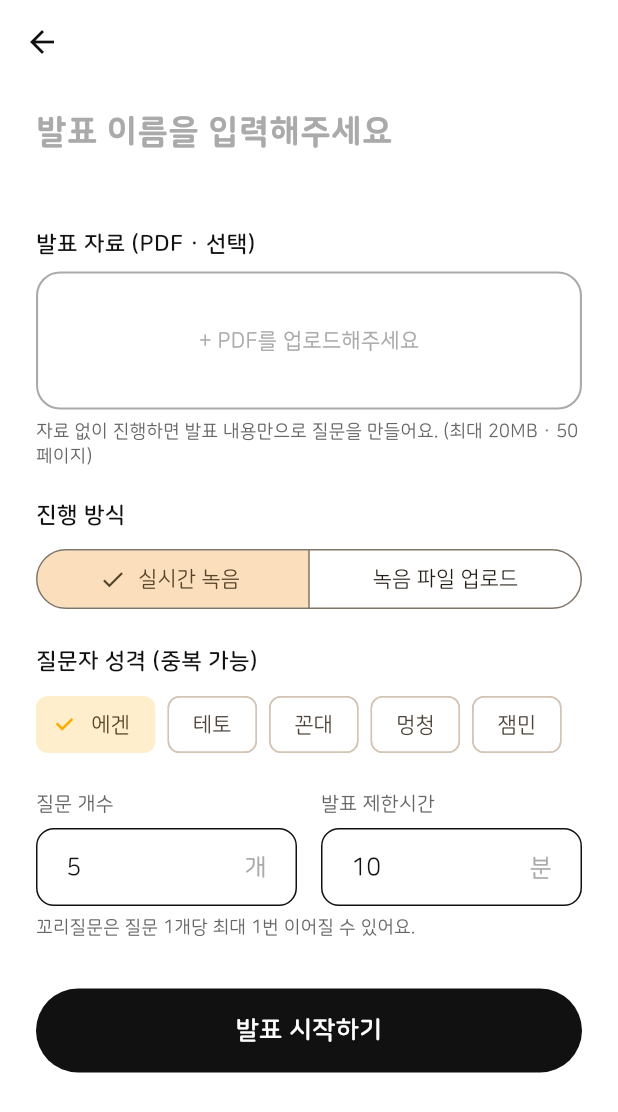
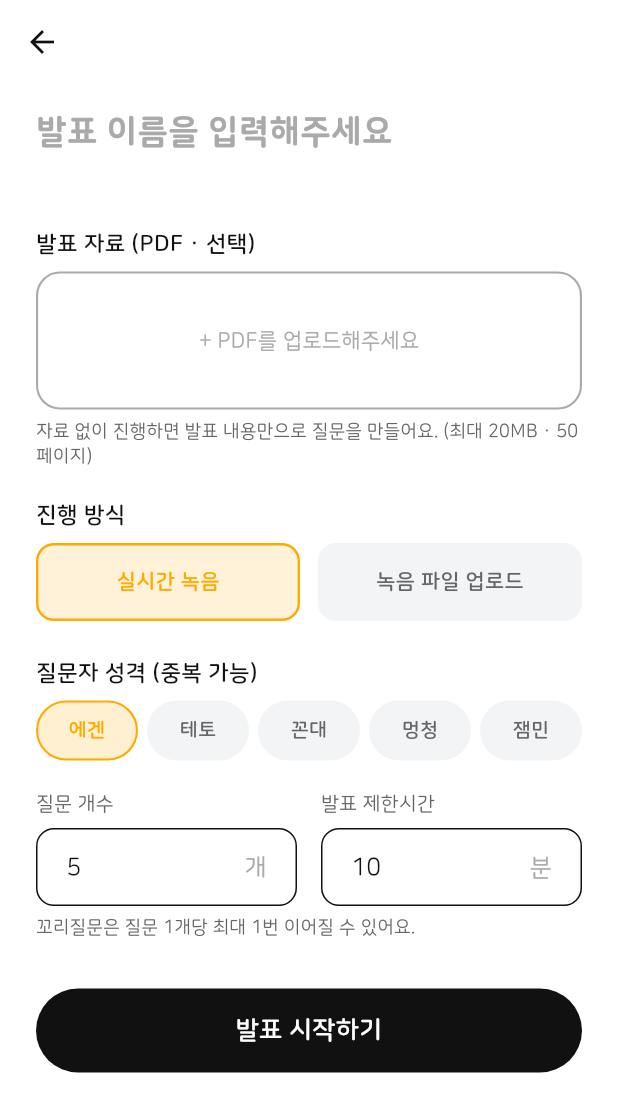
Before and after one commit to madcamp-official/26s-w2-c1-02, a Flutter app: the CreateSessionPage screen opened directly with empty values, after a tap on "실시간 녹음", on a phone screen of 412 x 824 dp. Shown: the top 1112 px of the screen. Run offline on Flutter 3.47's test engine with Material 3 defaults, Android fonts, the phone set to English and light mode, and no system bars; our stand-ins replace file_picker, go_router; missing offline and left inert: record; accounts and stored records are empty.

Commit message:
fix : 발표생성 화면 UI 수정 -  진행방식 버튼 분리 및 질문자 페르소나 선택버튼 애니메이션 제거

```diff
--- a/frontend/lib/features/session/create_session_page.dart
+++ b/frontend/lib/features/session/create_session_page.dart
@@ -12,11 +12,12 @@ import '../../data/repositories/session_repository.dart';
 import '../../state/session_controller.dart';
 import '../../state/team_controller.dart';
 import '../common/app_back_button.dart';
+import '../common/fade_slide_in.dart';
 import '../common/responsive_page.dart';
 
 /// 발표 만들기 (와이어프레임 d1) — spec §4.1 세션 생성.
-/// 페르소나 다중 선택(5종) · 질문 수 · 제한시간 · 진행 방식 ·
-/// 실제 PDF 업로드(20MB/50p 클라이언트 검증, spec §1.3).
+/// 진행 방식을 먼저 고르면 나머지 설정(질문자 성격·질문 개수·[제한시간])이
+/// fade-slide-in으로 나타난다. 실제 PDF 업로드(20MB/50p 검증, spec §1.3).
 class CreateSessionPage extends StatefulWidget {
   const CreateSessionPage({super.key, required this.teamId});
   final String teamId;
@@ -31,7 +32,9 @@ class _CreateSessionPageState extends State<CreateSessionPage> {
   final _durationController = TextEditingController(text: '10');
 
   final Set<QuestionerPersona> _personas = {QuestionerPersona.egen};
-  SessionMode _mode = SessionMode.realtime;
+
+  /// 초기에는 진행 방식 미선택 → 선택해야 나머지 설정이 나타남.
+  SessionMode? _mode;
   PlatformFile? _pdf; // 선택된 발표 자료 (bytes 포함)
   bool _submitting = false;
 
@@ -65,13 +68,21 @@ class _CreateSessionPageState extends State<CreateSessionPage> {
   }
 
   Future<void> _start() async {
+    final mode = _mode;
+    if (mode == null) return; // 버튼은 모드 선택 후에만 노출됨(방어)
+
     final name = _nameController.text.trim();
     if (name.isEmpty) return _snack('발표 이름을 입력해주세요');
     if (_personas.isEmpty) return _snack('질문자 성격을 1개 이상 선택해주세요');
     final count = int.tryParse(_countController.text) ?? 0;
-    final minutes = int.tryParse(_durationController.text) ?? 0;
     if (count < 1 || count > 20) return _snack('질문 개수는 1~20개예요');
-    if (minutes < 1) return _snack('발표 제한시간을 입력해주세요');
+
+    final rawMinutes = int.tryParse(_durationController.text) ?? 0;
+    if (mode == SessionMode.realtime && rawMinutes < 1) {
+      return _snack('발표 제한시간을 입력해주세요');
+    }
+    // 파일 업로드 모드는 제한시간이 무의미 → 유효 기본값으로 보정(모델/DB는 필수).
+    final minutes = rawMinutes < 1 ? 10 : rawMinutes;
 
     setState(() => _submitting = true);
     try {
@@ -82,7 +93,7 @@ class _CreateSessionPageState extends State<CreateSessionPage> {
               personas: _personas.toList(),
               questionCount: count,
               timeLimitMinutes: minutes,
-              mode: _mode,
+              mode: mode,
             ),
           );
 
@@ -97,7 +108,7 @@ class _CreateSessionPageState extends State<CreateSessionPage> {
         if (!mounted) return;
         context.pushReplacement('/sessions/${session.id}/material');
       } else if (mounted) {
-        final next = _mode == SessionMode.upload
+        final next = mode == SessionMode.upload
             ? '/sessions/${session.id}/upload-recording'
             : '/sessions/${session.id}/present';
         context.pushReplacement(next);
@@ -145,26 +156,251 @@ class _CreateSessionPageState extends State<CreateSessionPage> {
                       fontSize: 14, color: AppColors.textSecondary)),
               const SizedBox(height: 20),
 
-              // 발표 자료 (Step 2에서 실파일 선택으로 교체)
+              // 발표 자료 (선택)
               const Text('발표 자료 (PDF · 선택)',
                   style: TextStyle(fontSize: 15, fontWeight: FontWeight.w700)),
               const SizedBox(height: 8),
-              InkWell(
+              _PdfPicker(
+                pdf: _pdf,
+                onTap: _pickPdf,
+                onClear: () => setState(() => _pdf = null),
+              ),
+              const SizedBox(height: 6),
+              const Text('자료 없이 진행하면 발표 내용만으로 질문을 만들어요. (최대 20MB · 50페이지)',
+                  style:
+                      TextStyle(fontSize: 12, color: AppColors.textSecondary)),
+              const SizedBox(height: 20),
+
+              // 진행 방식 — 서로 떨어진 두 버튼, 초기 미선택
+              const Text('진행 방식',
+                  style: TextStyle(fontSize: 15, fontWeight: FontWeight.w700)),
+              const SizedBox(height: 8),
+              Row(
+                children: [
+                  Expanded(
+                    child: _ModeButton(
+                      label: '실시간 녹음',
+                      selected: _mode == SessionMode.realtime,
+                      onTap: () =>
+                          setState(() => _mode = SessionMode.realtime),
+                    ),
+                  ),
+                  const SizedBox(width: 12),
+                  Expanded(
+                    child: _ModeButton(
+                      label: '녹음 파일 업로드',
+                      selected: _mode == SessionMode.upload,
+                      onTap: () => setState(() => _mode = SessionMode.upload),
+                    ),
+                  ),
+                ],
+              ),
+
+              // 모드를 처음 선택할 때만 fade+slide로 등장.
+              // key를 주지 않아 모드를 바꿔도 FadeSlideIn은 재mount되지 않고
+              // (element 재사용) 자식만 다시 그려지므로 애니메이션이 재생되지 않는다.
+              if (_mode != null) FadeSlideIn(child: _buildSettings(_mode!)),
+            ],
+          ),
+        ),
+      ),
+    );
+  }
+
+  Widget _buildSettings(SessionMode mode) {
+    final isRealtime = mode == SessionMode.realtime;
+    return Column(
+      crossAxisAlignment: CrossAxisAlignment.start,
+      children: [
+        const SizedBox(height: 24),
+
+        // 질문자 성격 — 한 줄 고정, 체크표시 없음, 색만 변함
+        const Text('질문자 성격 (중복 가능)',
+            style: TextStyle(fontSize: 15, fontWeight: FontWeight.w700)),
+        const SizedBox(height: 8),
+        Row(
+          children: [
+            for (final p in QuestionerPersona.values) ...[
+              Expanded(
+                child: _PersonaChip(
+                  label: p.label,
+                  selected: _personas.contains(p),
+                  onTap: () => setState(() {
+                    _personas.contains(p)
+                        ? _personas.remove(p)
+                        : _personas.add(p);
+                  }),
+                ),
+              ),
+              if (p != QuestionerPersona.values.last)
+                const SizedBox(width: 6),
+            ],
+          ],
+        ),
+        const SizedBox(height: 20),
+
+        // 질문 개수 (+ 실시간 모드에서만 발표 제한시간)
+        if (isRealtime)
+          Row(
+            children: [
+              Expanded(
+                child: _NumberField(
+                    label: '질문 개수',
+                    controller: _countController,
+                    suffix: '개'),
+              ),
+              const SizedBox(width: 16),
+              Expanded(
+                child: _NumberField(
+                    label: '발표 제한시간',
+                    controller: _durationController,
+                    suffix: '분'),
+              ),
+            ],
+          )
+        else
+          Row(
+            children: [
+              Expanded(
+                child: _NumberField(
+                    label: '질문 개수',
+                    controller: _countController,
+                    suffix: '개'),
+              ),
+              const Spacer(),
+            ],
+          ),
+        const SizedBox(height: 6),
+        const Text('꼬리질문은 질문 1개당 최대 1번 이어질 수 있어요.',
+            style: TextStyle(fontSize: 12, color: AppColors.textSecondary)),
+        const SizedBox(height: 32),
+
+        SizedBox(
+          width: double.infinity,
+          height: 56,
+          child: FilledButton(
+            style: FilledButton.styleFrom(
+              backgroundColor: AppColors.primary,
+              shape: RoundedRectangleBorder(
+                  borderRadius: BorderRadius.circular(28)),
+            ),
+            onPressed: _submitting ? null : _start,
+            child: Text(_submitting ? '준비 중…' : '발표 시작하기',
+                style:
+                    const TextStyle(fontSize: 17, fontWeight: FontWeight.w700)),
+          ),
+        ),
+      ],
+    );
+  }
+}
+
+/// 진행 방식 버튼 (서로 떨어진 개별 버튼).
+class _ModeButton extends StatelessWidget {
+  const _ModeButton({
+    required this.label,
+    required this.selected,
+    required this.onTap,
+  });
+  final String label;
+  final bool selected;
+  final VoidCallback onTap;
+
+  @override
+  Widget build(BuildContext context) {
+    return InkWell(
+      borderRadius: BorderRadius.circular(12),
+      onTap: onTap,
+      child: Container(
+        height: 52,
+        alignment: Alignment.center,
+        decoration: BoxDecoration(
+          color: selected
+              ? AppColors.accent.withValues(alpha: 0.15)
+              : AppColors.surface,
+          borderRadius: BorderRadius.circular(12),
+          border: Border.all(
+            color: selected ? AppColors.accent : Colors.transparent,
+            width: 1.6,
+          ),
+        ),
+        child: Text(label,
+            style: TextStyle(
+              fontSize: 14,
+              fontWeight: FontWeight.w700,
+              color: selected ? AppColors.accent : AppColors.textSecondary,
+            )),
+      ),
+    );
+  }
+}
+
+/// 질문자 성격 토글 — 크기 고정(체크표시·리사이즈 없음), 선택 시 색만 변경.
+class _PersonaChip extends StatelessWidget {
+  const _PersonaChip({
+    required this.label,
+    required this.selected,
+    required this.onTap,
+  });
+  final String label;
+  final bool selected;
+  final VoidCallback onTap;
+
+  @override
+  Widget build(BuildContext context) {
+    return InkWell(
+      borderRadius: BorderRadius.circular(20),
+      onTap: onTap,
+      child: Container(
+        height: 40,
+        alignment: Alignment.center,
+        decoration: BoxDecoration(
+          color: selected
+              ? AppColors.accent.withValues(alpha: 0.18)
+              : AppColors.surface,
+          borderRadius: BorderRadius.circular(20),
+          border: Border.all(
+            color: selected ? AppColors.accent : Colors.transparent,
+            width: 1.4,
+          ),
+        ),
+        child: Text(label,
+            style: TextStyle(
+              fontSize: 13,
+              fontWeight: FontWeight.w600,
+              color: selected ? AppColors.accent : AppColors.textSecondary,
+            )),
+      ),
+    );
+  }
+}
+
+class _PdfPicker extends StatelessWidget {
+  const _PdfPicker({
+    required this.pdf,
+    required this.onTap,
+    required this.onClear,
+  });
+  final PlatformFile? pdf;
+  final VoidCallback onTap;
+  final VoidCallback onClear;
+
+  @override
+  Widget build(BuildContext context) {
+    return InkWell(
       borderRadius: BorderRadius.circular(16),
-                onTap: _pickPdf,
+      onTap: onTap,
       child: Container(
         height: 92,
         decoration: BoxDecoration(
           borderRadius: BorderRadius.circular(16),
           border: Border.all(
-                        color: _pdf != null ? AppColors.accent : AppColors.hint,
+              color: pdf != null ? AppColors.accent : AppColors.hint,
               width: 1.4),
-                    color: _pdf != null
-                        ? AppColors.accent.withValues(alpha: 0.08)
-                        : null,
+          color: pdf != null ? AppColors.accent.withValues(alpha: 0.08) : null,
         ),
         child: Center(
-                    child: _pdf == null
+          child: pdf == null
               ? const Text('+ PDF를 업로드해주세요',
                   style: TextStyle(color: AppColors.hint))
               : Row(
@@ -175,7 +411,7 @@ class _CreateSessionPageState extends State<CreateSessionPage> {
                     const SizedBox(width: 8),
                     Flexible(
                       child: Text(
-                                  '${_pdf!.name} · ${(_pdf!.size / (1024 * 1024)).toStringAsFixed(1)}MB',
+                        '${pdf!.name} · ${(pdf!.size / (1024 * 1024)).toStringAsFixed(1)}MB',
                         overflow: TextOverflow.ellipsis,
                         style: const TextStyle(
                             color: AppColors.accent,
@@ -184,90 +420,7 @@ class _CreateSessionPageState extends State<CreateSessionPage> {
                     ),
                     IconButton(
                       icon: const Icon(Icons.close, size: 18),
-                                onPressed: () => setState(() => _pdf = null),
-                              ),
-                            ],
-                          ),
-                  ),
-                ),
-              ),
-              const SizedBox(height: 6),
-              const Text('자료 없이 진행하면 발표 내용만으로 질문을 만들어요. (최대 20MB · 50페이지)',
-                  style:
-                      TextStyle(fontSize: 12, color: AppColors.textSecondary)),
-              const SizedBox(height: 20),
-
-              // 진행 방식
-              const Text('진행 방식',
-                  style: TextStyle(fontSize: 15, fontWeight: FontWeight.w700)),
-              const SizedBox(height: 8),
-              SegmentedButton<SessionMode>(
-                segments: SessionMode.values
-                    .map((m) =>
-                        ButtonSegment(value: m, label: Text(m.label)))
-                    .toList(),
-                selected: {_mode},
-                onSelectionChanged: (s) => setState(() => _mode = s.first),
-              ),
-              const SizedBox(height: 20),
-
-              // 질문자 성격 (중복 선택)
-              const Text('질문자 성격 (중복 가능)',
-                  style: TextStyle(fontSize: 15, fontWeight: FontWeight.w700)),
-              const SizedBox(height: 8),
-              Wrap(
-                spacing: 8,
-                runSpacing: 8,
-                children: QuestionerPersona.values.map((p) {
-                  final on = _personas.contains(p);
-                  return FilterChip(
-                    label: Text(p.label),
-                    selected: on,
-                    selectedColor: AppColors.accent.withValues(alpha: 0.2),
-                    checkmarkColor: AppColors.accent,
-                    onSelected: (v) => setState(() {
-                      v ? _personas.add(p) : _personas.remove(p);
-                    }),
-                  );
-                }).toList(),
-              ),
-              const SizedBox(height: 20),
-
-              // 질문 개수 / 제한시간
-              Row(
-                children: [
-                  Expanded(
-                    child: _NumberField(
-                        label: '질문 개수', controller: _countController, suffix: '개'),
-                  ),
-                  const SizedBox(width: 16),
-                  Expanded(
-                    child: _NumberField(
-                        label: '발표 제한시간',
-                        controller: _durationController,
-                        suffix: '분'),
-                  ),
-                ],
-              ),
-              const SizedBox(height: 6),
-              const Text('꼬리질문은 질문 1개당 최대 1번 이어질 수 있어요.',
-                  style:
-                      TextStyle(fontSize: 12, color: AppColors.textSecondary)),
-              const SizedBox(height: 32),
-
-              SizedBox(
-                height: 56,
-                child: FilledButton(
-                  style: FilledButton.styleFrom(
-                    backgroundColor: AppColors.primary,
-                    shape: RoundedRectangleBorder(
-                        borderRadius: BorderRadius.circular(28)),
-                  ),
-                  onPressed: _submitting ? null : _start,
-                  child: Text(_submitting ? '준비 중…' : '발표 시작하기',
-                      style: const TextStyle(
-                          fontSize: 17, fontWeight: FontWeight.w700)),
-                ),
+                      onPressed: onClear,
                     ),
                   ],
                 ),
```
Lines whose indentation alone changed are shown as unchanged.
